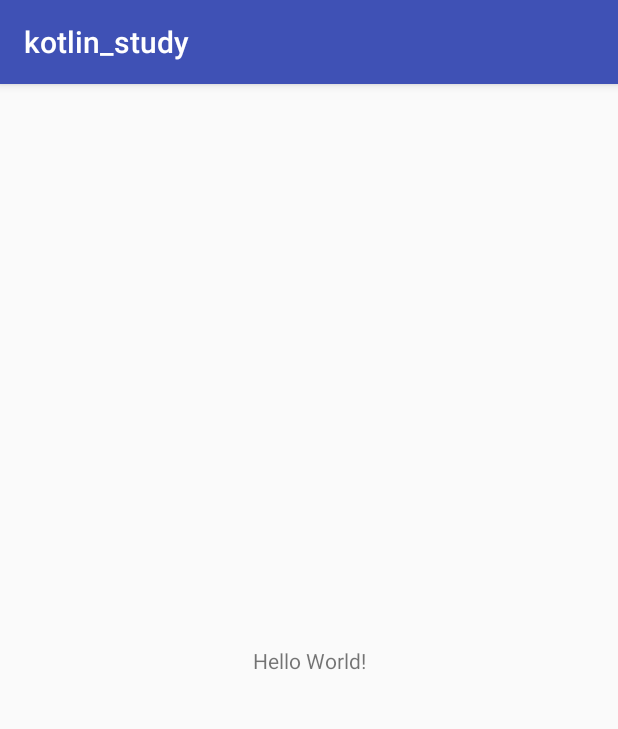
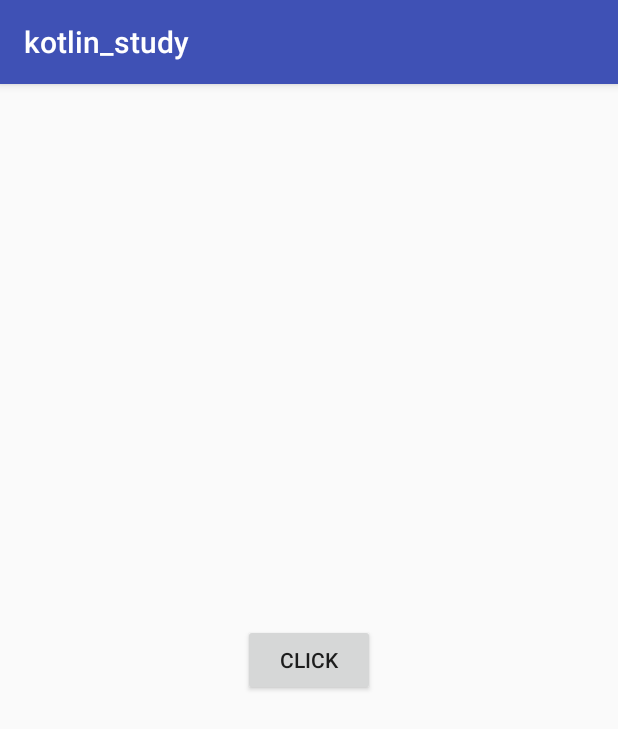
Before and after one commit to donghaibin/kotlin_study, an Android app: the screen it shows after launch (MainActivity), on a phone screen of 412 x 824 dp. Shown: the top 729 px of the screen. Run offline under Robolectric (Android 15) with nearby library versions, the phone set to English and light mode, and no system bars.

Commit message:
support anko-commons

```diff
--- a/app/build.gradle
+++ b/app/build.gradle
@@ -27,6 +27,9 @@ dependencies {
     implementation"org.jetbrains.kotlin:kotlin-stdlib-jre7:$kotlin_version"
     implementation 'com.android.support:appcompat-v7:27.1.1'
     implementation 'com.android.support.constraint:constraint-layout:1.1.2'
+
+    implementation "org.jetbrains.anko:anko-commons:$anko_version"
+
     testImplementation 'junit:junit:4.12'
     androidTestImplementation 'com.android.support.test:runner:1.0.2'
     androidTestImplementation 'com.android.support.test.espresso:espresso-core:3.0.2'
--- a/app/src/main/java/com/example/barry/kotlin_study/MainActivity.kt
+++ b/app/src/main/java/com/example/barry/kotlin_study/MainActivity.kt
@@ -2,11 +2,16 @@ package com.example.barry.kotlin_study
 
 import android.support.v7.app.AppCompatActivity
 import android.os.Bundle
+import android.util.Log
+import kotlinx.android.synthetic.main.activity_main.*
 
 class MainActivity : AppCompatActivity() {
 
     override fun onCreate(savedInstanceState: Bundle?) {
         super.onCreate(savedInstanceState)
         setContentView(R.layout.activity_main)
+        test_btn.setOnClickListener {
+            Log.e(this.localClassName, "${it.id}")
+        }
     }
 }
--- a/app/src/main/res/layout/activity_main.xml
+++ b/app/src/main/res/layout/activity_main.xml
@@ -1,15 +1,17 @@
 <?xml version="1.0" encoding="utf-8"?>
-<android.support.constraint.ConstraintLayout xmlns:android="http://schemas.android.com/apk/res/android"
+<android.support.constraint.ConstraintLayout
+    xmlns:android="http://schemas.android.com/apk/res/android"
+    xmlns:tools="http://schemas.android.com/tools"
     xmlns:app="http://schemas.android.com/apk/res-auto"
-    xmlns:tools="http://schemas.android.com/tools"
     android:layout_width="match_parent"
     android:layout_height="match_parent"
     tools:context=".MainActivity">
 
-    <TextView
+    <Button
+        android:id="@+id/test_btn"
         android:layout_width="wrap_content"
         android:layout_height="wrap_content"
-        android:text="Hello World!"
+        android:text="click"
         app:layout_constraintBottom_toBottomOf="parent"
         app:layout_constraintLeft_toLeftOf="parent"
         app:layout_constraintRight_toRightOf="parent"
--- a/build.gradle
+++ b/build.gradle
@@ -2,6 +2,7 @@
 
 buildscript {
     ext.kotlin_version = '1.2.51'
+    ext.anko_version='0.10.5'
     repositories {
         google()
         jcenter()
```
Also changed, not shown: 1 other file.
